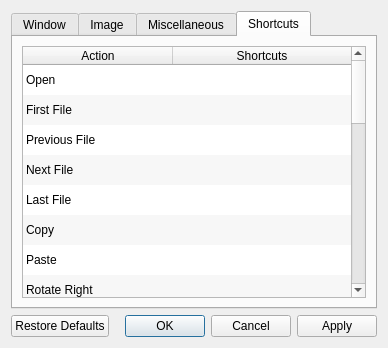
The window that src/qvoptionsdialog.ui (jurplel/qView) describes before a commit, drawn with Qt 5.
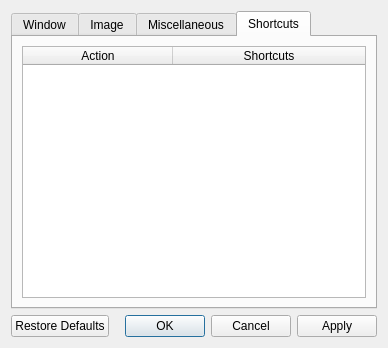
The same window after the commit.

Commit message: Further optimized shortcut code

```diff
--- a/src/qvoptionsdialog.ui
+++ b/src/qvoptionsdialog.ui
@@ -520,7 +520,7 @@
           <bool>false</bool>
          </property>
          <property name="rowCount">
-          <number>25</number>
+          <number>0</number>
          </property>
          <property name="columnCount">
           <number>2</number>
@@ -540,31 +540,6 @@
          <attribute name="verticalHeaderVisible">
           <bool>false</bool>
          </attribute>
-         <row/>
-         <row/>
-         <row/>
-         <row/>
-         <row/>
-         <row/>
-         <row/>
-         <row/>
-         <row/>
-         <row/>
-         <row/>
-         <row/>
-         <row/>
-         <row/>
-         <row/>
-         <row/>
-         <row/>
-         <row/>
-         <row/>
-         <row/>
-         <row/>
-         <row/>
-         <row/>
-         <row/>
-         <row/>
          <column>
           <property name="text">
            <string>Action</string>
@@ -575,141 +550,6 @@
            <string>Shortcuts</string>
           </property>
          </column>
-         <item row="0" column="0">
-          <property name="text">
-           <string>Open</string>
-          </property>
-         </item>
-         <item row="0" column="1">
-          <property name="text">
-           <string/>
-          </property>
-         </item>
-         <item row="1" column="0">
-          <property name="text">
-           <string>First File</string>
-          </property>
-         </item>
-         <item row="1" column="1">
-          <property name="text">
-           <string/>
-          </property>
-         </item>
-         <item row="2" column="0">
-          <property name="text">
-           <string>Previous File</string>
-          </property>
-         </item>
-         <item row="3" column="0">
-          <property name="text">
-           <string>Next File</string>
-          </property>
-         </item>
-         <item row="4" column="0">
-          <property name="text">
-           <string>Last File</string>
-          </property>
-         </item>
-         <item row="5" column="0">
-          <property name="text">
-           <string>Copy</string>
-          </property>
-         </item>
-         <item row="6" column="0">
-          <property name="text">
-           <string>Paste</string>
-          </property>
-         </item>
-         <item row="7" column="0">
-          <property name="text">
-           <string>Rotate Right</string>
-          </property>
-         </item>
-         <item row="8" column="0">
-          <property name="text">
-           <string>Rotate Left</string>
-          </property>
-         </item>
-         <item row="9" column="0">
-          <property name="text">
-           <string>Zoom In</string>
-          </property>
-         </item>
-         <item row="10" column="0">
-          <property name="text">
-           <string>Zoom Out</string>
-          </property>
-         </item>
-         <item row="11" column="0">
-          <property name="text">
-           <string>Reset Zoom</string>
-          </property>
-         </item>
-         <item row="12" column="0">
-          <property name="text">
-           <string>Mirror</string>
-          </property>
-         </item>
-         <item row="13" column="0">
-          <property name="text">
-           <string>Flip</string>
-          </property>
-         </item>
-         <item row="14" column="0">
-          <property name="text">
-           <string>Full Screen</string>
-          </property>
-         </item>
-         <item row="15" column="0">
-          <property name="text">
-           <string>Original Size</string>
-          </property>
-         </item>
-         <item row="16" column="0">
-          <property name="text">
-           <string>New Window</string>
-          </property>
-         </item>
-         <item row="17" column="0">
-          <property name="text">
-           <string>Next Frame</string>
-          </property>
-         </item>
-         <item row="18" column="0">
-          <property name="text">
-           <string>Pause</string>
-          </property>
-         </item>
-         <item row="19" column="0">
-          <property name="text">
-           <string>Increase Speed</string>
-          </property>
-         </item>
-         <item row="20" column="0">
-          <property name="text">
-           <string>Decrease Speed</string>
-          </property>
-         </item>
-         <item row="21" column="0">
-          <property name="text">
-           <string>Reset Speed</string>
-          </property>
-         </item>
-         <item row="22" column="0">
-          <property name="text">
-           <string>Show File Info</string>
-          </property>
-         </item>
-         <item row="23" column="0">
-          <property name="text">
-           <string>Options</string>
-          </property>
-         </item>
-         <item row="24" column="0">
-          <property name="text">
-           <string>Quit</string>
-          </property>
-         </item>
         </widget>
        </item>
       </layout>
```
The commit also changes 2 other files.
